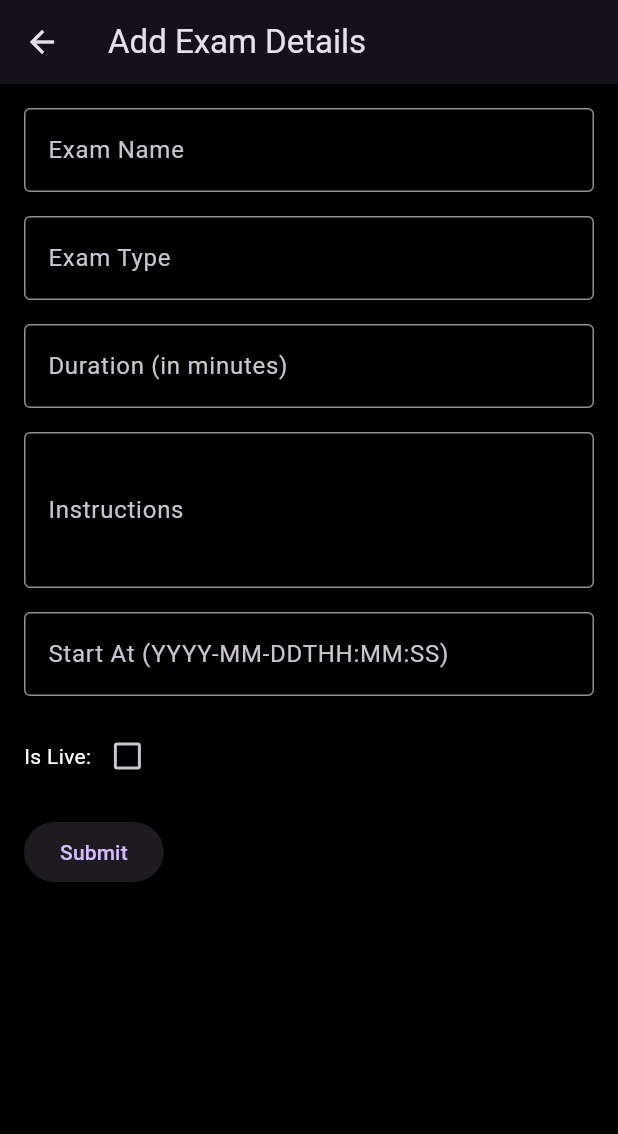
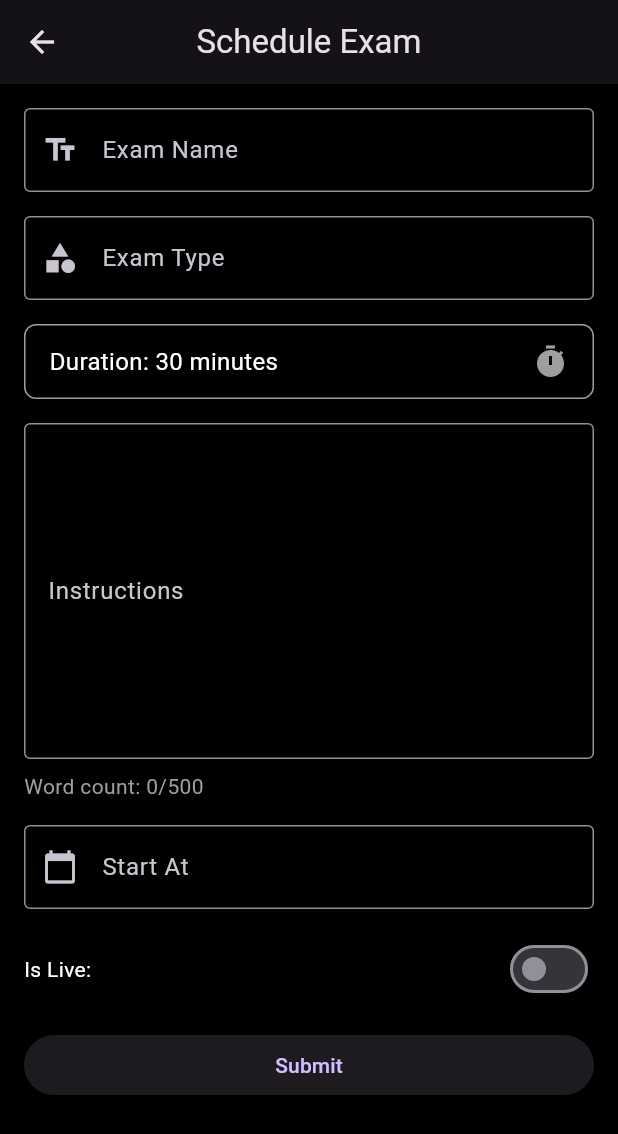
Before and after one commit to nayan1306/bigaze-controller, a Flutter app: the HomeScreen screen opened directly, after a tap on "Schedule Exam", on a phone screen of 412 x 824 dp. Shown: the top 1134 px of the screen. Run offline on Flutter 3.47's test engine with Material 3 defaults, Android fonts, the phone set to English and light mode, and no system bars; our stand-ins replace cloud_firestore, firebase_auth, firebase_core, firebase_messaging, google_sign_in, multi_select_flutter and 1 more; missing offline and left inert: firebase_ui_auth; accounts and stored records are empty; network calls fail.

Commit message:
redesigned the schedule exam page

```diff
--- a/lib/Screens/homescreen.dart
+++ b/lib/Screens/homescreen.dart
@@ -4,7 +4,7 @@ import 'package:examiner_bigaze/widgets/glasstile.dart';
 import 'package:flutter/material.dart';
 import 'package:examiner_bigaze/quizmanager.dart';
 import 'package:examiner_bigaze/sendnotificationpage.dart';
-import 'package:examiner_bigaze/testentry.dart';
+import 'package:examiner_bigaze/schedule_exam_page.dart';
 import 'package:examiner_bigaze/testlist.dart';
 
 class HomeScreen extends StatelessWidget {
@@ -75,7 +75,7 @@ class HomeScreen extends StatelessWidget {
                         Navigator.push(
                           context,
                           MaterialPageRoute(
-                            builder: (context) => const TestEntryPage(),
+                            builder: (context) => const ScheduleExamPage(),
                           ),
                         );
                       },
--- /dev/null
+++ b/lib/schedule_exam_page.dart
@@ -0,0 +1,295 @@
+import 'package:cloud_firestore/cloud_firestore.dart';
+import 'package:firebase_auth/firebase_auth.dart';
+import 'package:flutter/material.dart';
+import 'package:numberpicker/numberpicker.dart';
+
+class ScheduleExamPage extends StatefulWidget {
+  const ScheduleExamPage({super.key});
+
+  @override
+  _ScheduleExamPageState createState() => _ScheduleExamPageState();
+}
+
+class _ScheduleExamPageState extends State<ScheduleExamPage> {
+  final _formKey = GlobalKey<FormState>();
+  final TextEditingController _nameController = TextEditingController();
+  final TextEditingController _typeController = TextEditingController();
+  final TextEditingController _instructionsController = TextEditingController();
+  final TextEditingController _startAtController = TextEditingController();
+
+  bool _isLive = false;
+  int _selectedDuration = 30; // Default duration in minutes
+
+  final FirebaseFirestore _firestore = FirebaseFirestore.instance;
+  final FirebaseAuth _firebaseAuth = FirebaseAuth.instance;
+
+  Future<void> _addExamData() async {
+    if (!_formKey.currentState!.validate()) return;
+
+    final currentUser = _firebaseAuth.currentUser;
+    if (currentUser == null) {
+      _showSnackBar('No user logged in!');
+      return;
+    }
+
+    try {
+      final userDoc = await _firestore
+          .collection('teacher')
+          .where('email', isEqualTo: currentUser.email)
+          .get();
+
+      if (userDoc.docs.isEmpty) {
+        _showSnackBar('No teacher profile found!');
+        return;
+      }
+
+      final teacherDocId = userDoc.docs.first.id;
+
+      await _firestore
+          .collection('teacher')
+          .doc(teacherDocId)
+          .collection('exams')
+          .add({
+        'examName': _nameController.text,
+        'examType': _typeController.text,
+        'duration': _selectedDuration,
+        'instructions': _instructionsController.text,
+        'startAt': Timestamp.fromDate(DateTime.parse(_startAtController.text)),
+        'isLive': _isLive,
+      });
+
+      _showSnackBar('Exam added successfully!');
+      _clearForm();
+    } catch (e) {
+      _showSnackBar('Error adding exam data: $e');
+    }
+  }
+
+  void _clearForm() {
+    _nameController.clear();
+    _typeController.clear();
+    _instructionsController.clear();
+    _startAtController.clear();
+    setState(() {
+      _isLive = false;
+      _selectedDuration = 30;
+    });
+  }
+
+  Future<void> _selectDateTime() async {
+    final DateTime? selectedDate = await showDatePicker(
+      context: context,
+      initialDate: DateTime.now(),
+      firstDate: DateTime(2000),
+      lastDate: DateTime(2101),
+    );
+
+    if (selectedDate != null) {
+      final TimeOfDay? selectedTime = await showTimePicker(
+        context: context,
+        initialTime: TimeOfDay.fromDateTime(DateTime.now()),
+      );
+
+      if (selectedTime != null) {
+        final combinedDateTime = DateTime(
+          selectedDate.year,
+          selectedDate.month,
+          selectedDate.day,
+          selectedTime.hour,
+          selectedTime.minute,
+        );
+        _startAtController.text = combinedDateTime.toIso8601String();
+      }
+    }
+  }
+
+  void _showDurationPicker() {
+    showDialog<int>(
+      context: context,
+      builder: (BuildContext context) {
+        return AlertDialog(
+          title: const Text('Select Duration (Minutes)'),
+          content: StatefulBuilder(
+            builder: (context, setState) {
+              return NumberPicker(
+                value: _selectedDuration,
+                minValue: 1,
+                maxValue: 240,
+                step: 1,
+                axis: Axis.vertical,
+                textStyle: const TextStyle(fontSize: 18, color: Colors.grey),
+                selectedTextStyle:
+                    const TextStyle(fontSize: 22, fontWeight: FontWeight.bold),
+                onChanged: (int value) {
+                  setState(() => _selectedDuration = value);
+                },
+              );
+            },
+          ),
+          actions: [
+            TextButton(
+              onPressed: () => Navigator.pop(context),
+              child: const Text('Cancel'),
+            ),
+            TextButton(
+              onPressed: () {
+                setState(() {});
+                Navigator.pop(context);
+              },
+              child: const Text('OK'),
+            ),
+          ],
+        );
+      },
+    );
+  }
+
+  void _showSnackBar(String message) {
+    ScaffoldMessenger.of(context).showSnackBar(
+      SnackBar(content: Text(message)),
+    );
+  }
+
+  int _getWordCount(String text) {
+    return text.trim().isEmpty ? 0 : text.trim().split(RegExp(r'\s+')).length;
+  }
+
+  @override
+  Widget build(BuildContext context) {
+    return Scaffold(
+      appBar: AppBar(
+        centerTitle: true,
+        title: const Text('Schedule Exam'),
+      ),
+      body: SingleChildScrollView(
+        padding: const EdgeInsets.all(16.0),
+        child: Form(
+          key: _formKey,
+          child: Column(
+            crossAxisAlignment: CrossAxisAlignment.start,
+            children: [
+              TextFormField(
+                controller: _nameController,
+                decoration: const InputDecoration(
+                  labelText: 'Exam Name',
+                  prefixIcon: Icon(Icons.text_fields),
+                  border: OutlineInputBorder(),
+                ),
+                validator: (value) {
+                  if (value == null || value.isEmpty) {
+                    return 'Exam name is required';
+                  }
+                  return null;
+                },
+              ),
+              const SizedBox(height: 16),
+              TextFormField(
+                controller: _typeController,
+                decoration: const InputDecoration(
+                  labelText: 'Exam Type',
+                  prefixIcon: Icon(Icons.category),
+                  border: OutlineInputBorder(),
+                ),
+                validator: (value) {
+                  if (value == null || value.isEmpty) {
+                    return 'Exam type is required';
+                  }
+                  return null;
+                },
+              ),
+              const SizedBox(height: 16),
+              GestureDetector(
+                onTap: _showDurationPicker,
+                child: Container(
+                  padding: const EdgeInsets.symmetric(
+                      vertical: 12.0, horizontal: 16.0),
+                  decoration: BoxDecoration(
+                    border: Border.all(color: Colors.grey),
+                    borderRadius: BorderRadius.circular(8.0),
+                  ),
+                  child: Row(
+                    mainAxisAlignment: MainAxisAlignment.spaceBetween,
+                    children: [
+                      Text(
+                        'Duration: $_selectedDuration minutes',
+                        style: const TextStyle(fontSize: 16),
+                      ),
+                      const Icon(Icons.timer, color: Colors.grey),
+                    ],
+                  ),
+                ),
+              ),
+              const SizedBox(height: 16),
+              TextFormField(
+                controller: _instructionsController,
+                decoration: const InputDecoration(
+                  labelText: 'Instructions',
+                  // prefixIcon: Icon(Icons.notes),
+                  border: OutlineInputBorder(),
+                ),
+                maxLines: 8,
+                onChanged: (value) {
+                  setState(() {});
+                },
+                validator: (value) {
+                  if (value == null || value.isEmpty) {
+                    return 'Instructions are required';
+                  }
+                  if (_getWordCount(value) > 500) {
+                    return 'Instructions cannot exceed 500 words';
+                  }
+                  return null;
+                },
+              ),
+              const SizedBox(height: 8),
+              Text(
+                'Word count: ${_getWordCount(_instructionsController.text)}/500',
+                style: const TextStyle(color: Colors.grey),
+              ),
+              const SizedBox(height: 16),
+              TextFormField(
+                controller: _startAtController,
+                decoration: const InputDecoration(
+                  labelText: 'Start At',
+                  prefixIcon: Icon(Icons.calendar_today),
+                  border: OutlineInputBorder(),
+                ),
+                readOnly: true,
+                onTap: _selectDateTime,
+                validator: (value) {
+                  if (value == null || value.isEmpty) {
+                    return 'Start time is required';
+                  }
+                  return null;
+                },
+              ),
+              const SizedBox(height: 16),
+              Row(
+                mainAxisAlignment: MainAxisAlignment.spaceBetween,
+                children: [
+                  const Text('Is Live:'),
+                  Switch(
+                    value: _isLive,
+                    onChanged: (bool value) {
+                      setState(() {
+                        _isLive = value;
+                      });
+                    },
+                  ),
+                ],
+              ),
+              const SizedBox(height: 16),
+              SizedBox(
+                width: double.infinity,
+                child: ElevatedButton(
+                  onPressed: _addExamData,
+                  child: const Text('Submit'),
+                ),
+              ),
+            ],
+          ),
+        ),
+      ),
+    );
+  }
+}
--- a/lib/testentry.dart
+++ /dev/null
@@ -1,183 +0,0 @@
-import 'package:cloud_firestore/cloud_firestore.dart';
-import 'package:firebase_auth/firebase_auth.dart';
-import 'package:flutter/material.dart';
-
-class TestEntryPage extends StatefulWidget {
-  const TestEntryPage({super.key});
-
-  @override
-  _TestEntryPageState createState() => _TestEntryPageState();
-}
-
-class _TestEntryPageState extends State<TestEntryPage> {
-  final TextEditingController nameController = TextEditingController();
-  final TextEditingController typeController = TextEditingController();
-  final TextEditingController durationController = TextEditingController();
-  final TextEditingController instructionsController = TextEditingController();
-  final TextEditingController startAtController = TextEditingController();
-
-  bool isLive = false;
-
-  final FirebaseFirestore _firestore = FirebaseFirestore.instance;
-  final FirebaseAuth _firebaseAuth = FirebaseAuth.instance;
-
-  // Function to add exam data to Firestore
-  Future<void> addExamData() async {
-    final currentUser = _firebaseAuth.currentUser;
-
-    if (currentUser == null) {
-      ScaffoldMessenger.of(context).showSnackBar(
-        const SnackBar(content: Text('No user logged in!')),
-      );
-      return;
-    }
-
-    try {
-      final userDoc = await _firestore
-          .collection('teacher')
-          .where('email', isEqualTo: currentUser.email)
-          .get();
-
-      if (userDoc.docs.isEmpty) {
-        ScaffoldMessenger.of(context).showSnackBar(
-          const SnackBar(content: Text('No teacher profile found!')),
-        );
-        return;
-      }
-
-      // Get the teacher's document ID
-      final teacherDocId = userDoc.docs.first.id;
-
-      // Add the exam data to the "exams" sub-collection
-      await _firestore
-          .collection('teacher')
-          .doc(teacherDocId)
-          .collection('exams')
-          .add({
-        'examName': nameController.text,
-        'examType': typeController.text,
-        'duration': int.tryParse(durationController.text) ?? 0,
-        'instructions': instructionsController.text,
-        'startAt': Timestamp.fromDate(DateTime.parse(
-            startAtController.text)), // Convert to Firestore Timestamp
-        'isLive': isLive, // Include isLive field
-      });
-
-      ScaffoldMessenger.of(context).showSnackBar(
-        const SnackBar(content: Text('Exam added successfully!')),
-      );
-    } catch (e) {
-      ScaffoldMessenger.of(context).showSnackBar(
-        SnackBar(content: Text('Error adding exam data: $e')),
-      );
-    }
-  }
-
-  // Function to show the date and time picker
-  Future<void> selectDateTime() async {
-    final DateTime? selectedDate = await showDatePicker(
-      context: context,
-      initialDate: DateTime.now(),
-      firstDate: DateTime(2000),
-      lastDate: DateTime(2101),
-    );
-
-    if (selectedDate != null) {
-      final TimeOfDay? selectedTime = await showTimePicker(
-        context: context,
-        initialTime: TimeOfDay.fromDateTime(DateTime.now()),
-      );
-
-      if (selectedTime != null) {
-        final combinedDateTime = DateTime(
-          selectedDate.year,
-          selectedDate.month,
-          selectedDate.day,
-          selectedTime.hour,
-          selectedTime.minute,
-        );
-
-        startAtController.text = combinedDateTime.toIso8601String();
-      }
-    }
-  }
-
-  @override
-  Widget build(BuildContext context) {
-    return Scaffold(
-      appBar: AppBar(
-        title: const Text('Add Exam Details'),
-      ),
-      body: SingleChildScrollView(
-        padding: const EdgeInsets.all(16.0),
-        child: Column(
-          crossAxisAlignment: CrossAxisAlignment.start,
-          children: [
-            TextField(
-              controller: nameController,
-              decoration: const InputDecoration(
-                labelText: 'Exam Name',
-                border: OutlineInputBorder(),
-              ),
-            ),
-            const SizedBox(height: 16),
-            TextField(
-              controller: typeController,
-              decoration: const InputDecoration(
-                labelText: 'Exam Type',
-                border: OutlineInputBorder(),
-              ),
-            ),
-            const SizedBox(height: 16),
-            TextField(
-              controller: durationController,
-              decoration: const InputDecoration(
-                labelText: 'Duration (in minutes)',
-                border: OutlineInputBorder(),
-              ),
-              keyboardType: TextInputType.number,
-            ),
-            const SizedBox(height: 16),
-            TextField(
-              controller: instructionsController,
-              decoration: const InputDecoration(
-                labelText: 'Instructions',
-                border: OutlineInputBorder(),
-              ),
-              maxLines: 3,
-            ),
-            const SizedBox(height: 16),
-            TextField(
-              controller: startAtController,
-              decoration: const InputDecoration(
-                labelText: 'Start At (YYYY-MM-DDTHH:MM:SS)',
-                border: OutlineInputBorder(),
-              ),
-              readOnly: true,
-              onTap: selectDateTime,
-            ),
-            const SizedBox(height: 16),
-            Row(
-              children: [
-                const Text('Is Live:'),
-                Checkbox(
-                  value: isLive,
-                  onChanged: (bool? value) {
-                    setState(() {
-                      isLive = value ?? false;
-                    });
-                  },
-                ),
-              ],
-            ),
-            const SizedBox(height: 16),
-            ElevatedButton(
-              onPressed: addExamData,
-              child: const Text('Submit'),
-            ),
-          ],
-        ),
-      ),
-    );
-  }
-}
--- a/pubspec.yaml
+++ b/pubspec.yaml
@@ -47,6 +47,7 @@ dependencies:
   firebase_ui_auth: ^1.16.1
   firebase_storage: ^12.4.0
   image_picker: ^1.1.2
+  numberpicker: ^2.1.2
 
 dev_dependencies:
   flutter_test:
```
Also changed, not shown: pubspec.lock, 2 other files.
